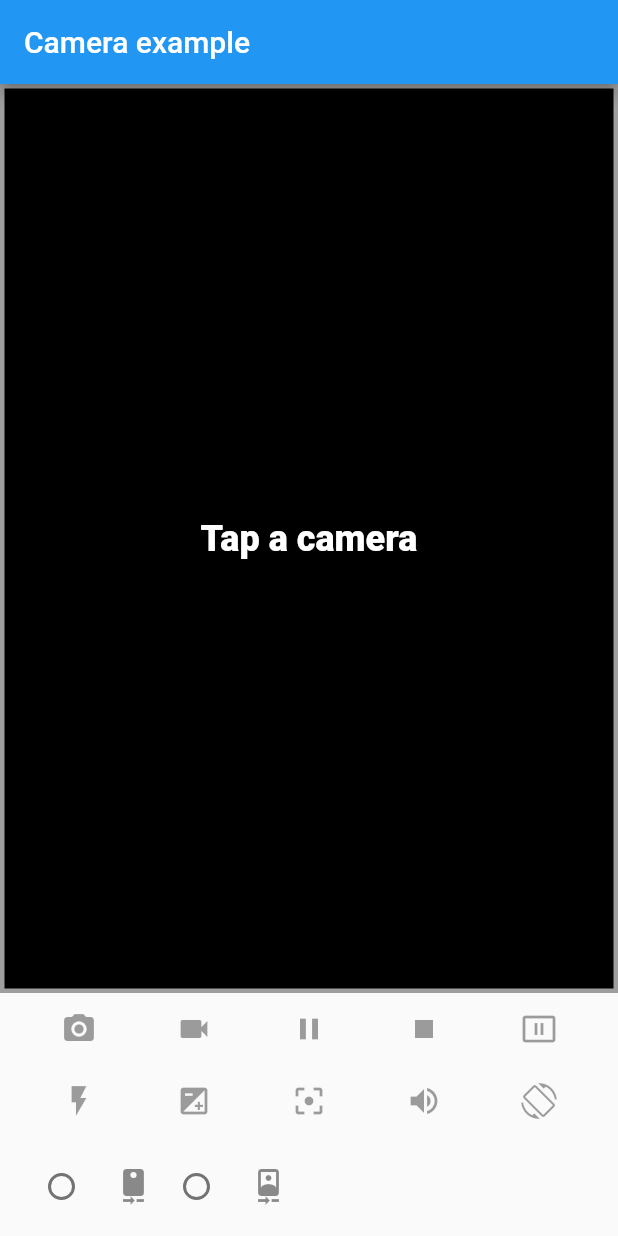
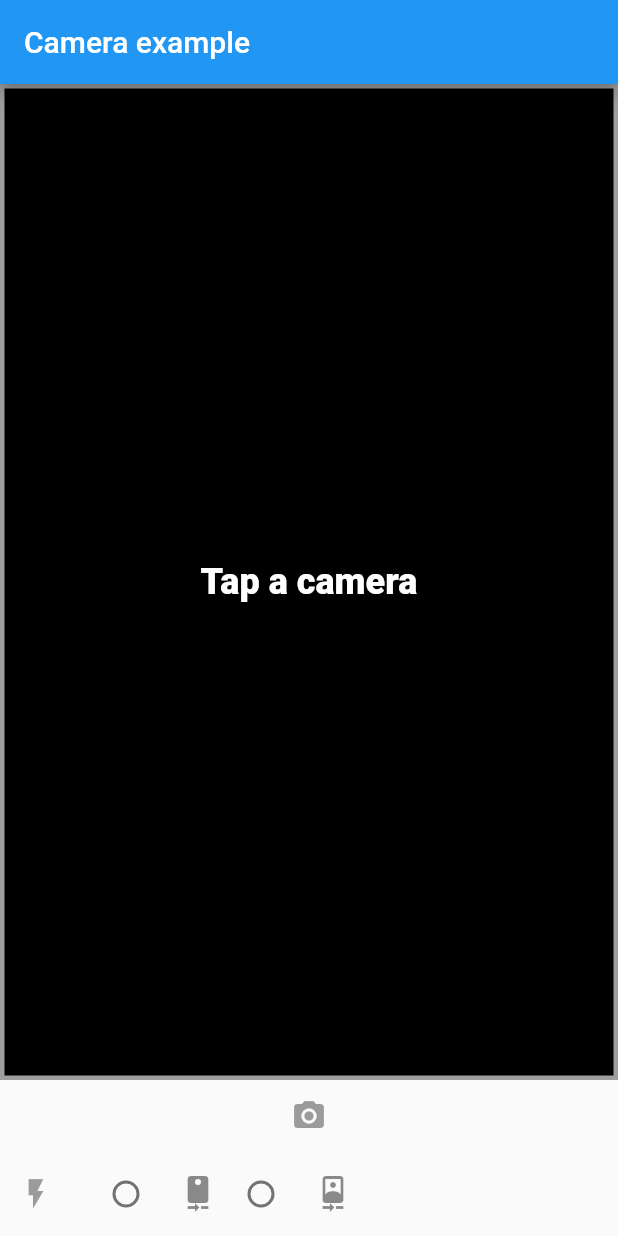
Before and after one commit to siriuspal/cam_ruler, a Flutter app: the screen it shows after launch, on a phone screen of 412 x 824 dp. Run offline on Flutter 3.47's test engine with Material 2 defaults, Android fonts, the light colour scheme and no system bars; our stand-ins replace camera, video_player.

Commit message:
removed unwated buttons

```diff
--- a/lib/main.dart
+++ b/lib/main.dart
@@ -154,16 +154,6 @@ class _CameraExampleHomeState extends State<CameraExampleHome>
           ),
           _captureControlRowWidget(),
           _modeControlRowWidget(),
-          Padding(
-            padding: const EdgeInsets.all(5.0),
-            child: Row(
-              mainAxisAlignment: MainAxisAlignment.start,
-              children: <Widget>[
-                _cameraTogglesRowWidget(),
-                _thumbnailWidget(),
-              ],
-            ),
-          ),
         ],
       ),
     );
@@ -276,37 +266,8 @@ class _CameraExampleHomeState extends State<CameraExampleHome>
               onPressed: controller != null ? onFlashModeButtonPressed : null,
             ),
             // The exposure and focus mode are currently not supported on the web.
-            ...(!kIsWeb
-                ? [
-                    IconButton(
-                      icon: Icon(Icons.exposure),
-                      color: Colors.blue,
-                      onPressed: controller != null
-                          ? onExposureModeButtonPressed
-                          : null,
-                    ),
-                    IconButton(
-                      icon: Icon(Icons.filter_center_focus),
-                      color: Colors.blue,
-                      onPressed:
-                          controller != null ? onFocusModeButtonPressed : null,
-                    )
-                  ]
-                : []),
-            IconButton(
-              icon: Icon(enableAudio ? Icons.volume_up : Icons.volume_mute),
-              color: Colors.blue,
-              onPressed: controller != null ? onAudioModeButtonPressed : null,
-            ),
-            IconButton(
-              icon: Icon(controller?.value.isCaptureOrientationLocked ?? false
-                  ? Icons.screen_lock_rotation
-                  : Icons.screen_rotation),
-              color: Colors.blue,
-              onPressed: controller != null
-                  ? onCaptureOrientationLockButtonPressed
-                  : null,
-            ),
+            _cameraTogglesRowWidget(),
+            _thumbnailWidget(),
           ],
         ),
         _flashModeControlRowWidget(),
@@ -520,47 +481,6 @@ class _CameraExampleHomeState extends State<CameraExampleHome>
                   !cameraController.value.isRecordingVideo
               ? onTakePictureButtonPressed
               : null,
-        ),
-        IconButton(
-          icon: const Icon(Icons.videocam),
-          color: Colors.blue,
-          onPressed: cameraController != null &&
-                  cameraController.value.isInitialized &&
-                  !cameraController.value.isRecordingVideo
-              ? onVideoRecordButtonPressed
-              : null,
-        ),
-        IconButton(
-          icon: cameraController != null &&
-                  cameraController.value.isRecordingPaused
-              ? Icon(Icons.play_arrow)
-              : Icon(Icons.pause),
-          color: Colors.blue,
-          onPressed: cameraController != null &&
-                  cameraController.value.isInitialized &&
-                  cameraController.value.isRecordingVideo
-              ? (cameraController.value.isRecordingPaused)
-                  ? onResumeButtonPressed
-                  : onPauseButtonPressed
-              : null,
-        ),
-        IconButton(
-          icon: const Icon(Icons.stop),
-          color: Colors.red,
-          onPressed: cameraController != null &&
-                  cameraController.value.isInitialized &&
-                  cameraController.value.isRecordingVideo
-              ? onStopButtonPressed
-              : null,
-        ),
-        IconButton(
-          icon: const Icon(Icons.pause_presentation),
-          color:
-              cameraController != null && cameraController.value.isPreviewPaused
-                  ? Colors.red
-                  : Colors.blue,
-          onPressed:
-              cameraController == null ? null : onPausePreviewButtonPressed,
         ),
       ],
     );
```
